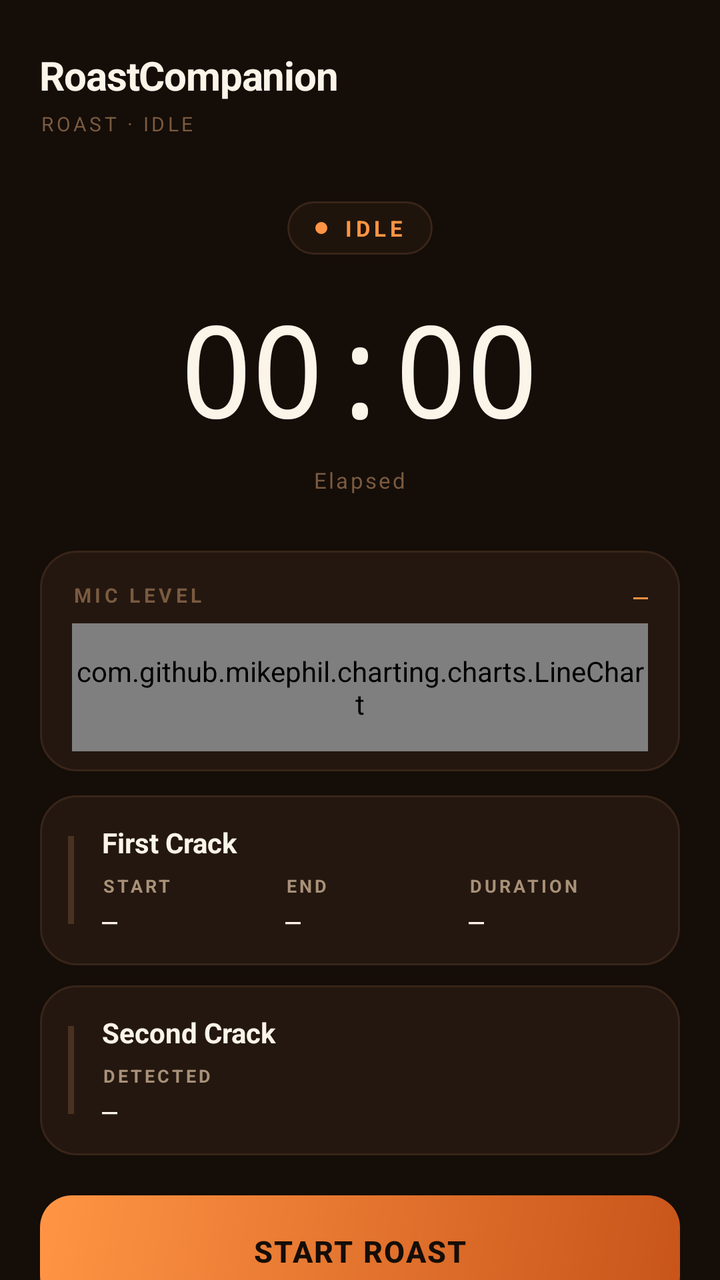
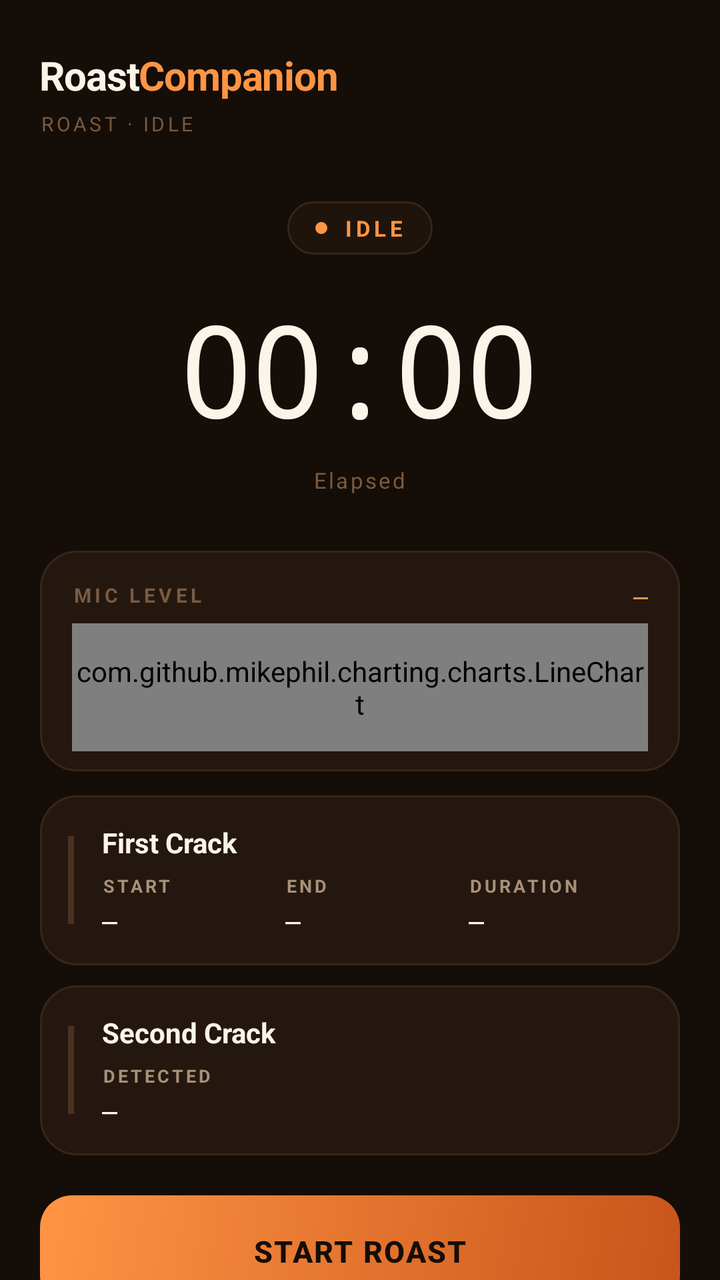

An Android layout rendered at two revisions. The XML below is the earlier revision; the diff shows what the commit changed to produce the second picture.
<!-- AndroidManifest.xml: application theme Theme.RoastCompanion -->
<!-- res/layout/fragment_roast.xml -->
<?xml version="1.0" encoding="utf-8"?>
<androidx.core.widget.NestedScrollView
    xmlns:android="http://schemas.android.com/apk/res/android"
    xmlns:app="http://schemas.android.com/apk/res-auto"
    android:layout_width="match_parent"
    android:layout_height="match_parent"
    android:background="@color/lab_background"
    android:fitsSystemWindows="true"
    android:clipToPadding="false"
    android:paddingBottom="80dp">

    <LinearLayout
        android:layout_width="match_parent"
        android:layout_height="wrap_content"
        android:orientation="vertical"
        android:paddingHorizontal="@dimen/screen_padding"
        android:paddingTop="24dp">

        
        <LinearLayout
            android:layout_width="match_parent"
            android:layout_height="wrap_content"
            android:orientation="vertical"
            android:layout_marginBottom="20dp">

            <TextView
                android:layout_width="wrap_content"
                android:layout_height="wrap_content"
                android:text="RoastCompanion"
                android:textColor="@color/lab_text"
                android:textSize="20sp"
                android:textStyle="bold"
                android:letterSpacing="-0.02" />

            <TextView
                android:id="@+id/tv_crumb"
                android:layout_width="wrap_content"
                android:layout_height="wrap_content"
                android:text="ROAST · IDLE"
                android:textColor="@color/lab_text_dim"
                android:textSize="10sp"
                android:letterSpacing="0.15"
                android:layout_marginTop="4dp" />
        </LinearLayout>

        
        <LinearLayout
            android:layout_width="match_parent"
            android:layout_height="wrap_content"
            android:orientation="vertical"
            android:gravity="center"
            android:paddingVertical="12dp"
            android:layout_marginBottom="16dp">

            <LinearLayout
                android:id="@+id/phase_pill"
                android:layout_width="wrap_content"
                android:layout_height="wrap_content"
                android:orientation="horizontal"
                android:gravity="center_vertical"
                android:background="@drawable/bg_phase_pill"
                android:paddingHorizontal="14dp"
                android:paddingVertical="6dp"
                android:layout_marginBottom="14dp">

                <View
                    android:id="@+id/phase_dot"
                    android:layout_width="6dp"
                    android:layout_height="6dp"
                    android:background="@drawable/bg_amber_dot" />

                <TextView
                    android:id="@+id/tv_phase"
                    android:layout_width="wrap_content"
                    android:layout_height="wrap_content"
                    android:text="@string/phase_idle"
                    android:textColor="@color/lab_amber"
                    android:textSize="11sp"
                    android:textStyle="bold"
                    android:letterSpacing="0.18"
                    android:layout_marginStart="8dp" />
            </LinearLayout>

            <TextView
                android:id="@+id/tv_timer"
                android:layout_width="wrap_content"
                android:layout_height="wrap_content"
                android:text="@string/timer_default"
                android:textSize="@dimen/timer_text_size"
                android:textColor="@color/lab_text"
                android:fontFamily="monospace"
                android:letterSpacing="-0.04" />

            <TextView
                android:id="@+id/tv_timer_sub"
                android:layout_width="wrap_content"
                android:layout_height="wrap_content"
                android:text="Elapsed"
                android:textColor="@color/lab_text_dim"
                android:textSize="11sp"
                android:letterSpacing="0.1"
                android:layout_marginTop="6dp" />
        </LinearLayout>

        
        <LinearLayout
            android:id="@+id/card_reference"
            android:layout_width="match_parent"
            android:layout_height="wrap_content"
            android:orientation="vertical"
            android:background="@drawable/bg_card_surface"
            android:paddingHorizontal="16dp"
            android:paddingVertical="12dp"
            android:layout_marginBottom="12dp"
            android:visibility="gone">

            <LinearLayout
                android:layout_width="match_parent"
                android:layout_height="wrap_content"
                android:orientation="horizontal"
                android:gravity="center_vertical">

                <TextView
                    android:layout_width="0dp"
                    android:layout_height="wrap_content"
                    android:layout_weight="1"
                    android:text="@string/reference_label"
                    android:textColor="@color/lab_text_dim"
                    android:textSize="10sp"
                    android:textStyle="bold"
                    android:letterSpacing="0.18" />

                <TextView
                    android:id="@+id/tv_reference_name"
                    android:layout_width="wrap_content"
                    android:layout_height="wrap_content"
                    android:textColor="@color/lab_amber"
                    android:textSize="11sp"
                    android:textStyle="bold"
                    android:maxLines="1"
                    android:ellipsize="end" />
            </LinearLayout>

            <TextView
                android:id="@+id/tv_reference_targets"
                android:layout_width="wrap_content"
                android:layout_height="wrap_content"
                android:textColor="@color/lab_text"
                android:textSize="13sp"
                android:fontFamily="monospace"
                android:layout_marginTop="6dp" />
        </LinearLayout>

        
        <LinearLayout
            android:layout_width="match_parent"
            android:layout_height="wrap_content"
            android:orientation="vertical"
            android:background="@drawable/bg_card_surface"
            android:paddingHorizontal="16dp"
            android:paddingTop="14dp"
            android:paddingBottom="10dp"
            android:layout_marginBottom="12dp">

            <LinearLayout
                android:layout_width="match_parent"
                android:layout_height="wrap_content"
                android:orientation="horizontal"
                android:gravity="center_vertical"
                android:layout_marginBottom="6dp">

                <TextView
                    android:layout_width="0dp"
                    android:layout_height="wrap_content"
                    android:layout_weight="1"
                    android:text="MIC LEVEL"
                    android:textColor="@color/lab_text_dim"
                    android:textSize="10sp"
                    android:textStyle="bold"
                    android:letterSpacing="0.18" />

                <TextView
                    android:id="@+id/tv_mic_value"
                    android:layout_width="wrap_content"
                    android:layout_height="wrap_content"
                    android:text="—"
                    android:textColor="@color/lab_amber"
                    android:textSize="12sp"
                    android:fontFamily="monospace" />
            </LinearLayout>

            <com.github.mikephil.charting.charts.LineChart
                android:id="@+id/chart_level"
                android:layout_width="match_parent"
                android:layout_height="@dimen/level_meter_height" />
        </LinearLayout>

        
        <LinearLayout
            android:id="@+id/card_first_crack"
            android:layout_width="match_parent"
            android:layout_height="wrap_content"
            android:orientation="horizontal"
            android:background="@drawable/bg_card_surface"
            android:padding="14dp"
            android:gravity="center_vertical"
            android:layout_marginBottom="10dp">

            <View
                android:id="@+id/fc_stripe"
                android:layout_width="3dp"
                android:layout_height="44dp"
                android:background="@color/lab_border_strong"
                android:layout_marginEnd="14dp" />

            <LinearLayout
                android:layout_width="0dp"
                android:layout_height="wrap_content"
                android:layout_weight="1"
                android:orientation="vertical">

                <TextView
                    android:layout_width="wrap_content"
                    android:layout_height="wrap_content"
                    android:text="@string/first_crack"
                    android:textColor="@color/lab_text"
                    android:textSize="14sp"
                    android:textStyle="bold" />

                <LinearLayout
                    android:layout_width="match_parent"
                    android:layout_height="wrap_content"
                    android:orientation="horizontal"
                    android:layout_marginTop="6dp">

                    <LinearLayout
                        android:layout_width="0dp"
                        android:layout_height="wrap_content"
                        android:layout_weight="1"
                        android:orientation="vertical">
                        <TextView
                            android:layout_width="wrap_content"
                            android:layout_height="wrap_content"
                            android:text="@string/fc_start"
                            android:textColor="@color/lab_text_muted"
                            android:textSize="9sp"
                            android:textStyle="bold"
                            android:letterSpacing="0.15" />
                        <TextView
                            android:id="@+id/tv_fc_start"
                            android:layout_width="wrap_content"
                            android:layout_height="wrap_content"
                            android:text="@string/not_detected"
                            android:textColor="@color/lab_text"
                            android:textSize="13sp"
                            android:fontFamily="monospace"
                            android:layout_marginTop="2dp" />
                    </LinearLayout>

                    <LinearLayout
                        android:layout_width="0dp"
                        android:layout_height="wrap_content"
                        android:layout_weight="1"
                        android:orientation="vertical">
                        <TextView
                            android:layout_width="wrap_content"
                            android:layout_height="wrap_content"
                            android:text="@string/fc_end"
                            android:textColor="@color/lab_text_muted"
                            android:textSize="9sp"
                            android:textStyle="bold"
                            android:letterSpacing="0.15" />
                        <TextView
                            android:id="@+id/tv_fc_end"
                            android:layout_width="wrap_content"
                            android:layout_height="wrap_content"
                            android:text="@string/not_detected"
                            android:textColor="@color/lab_text"
                            android:textSize="13sp"
                            android:fontFamily="monospace"
                            android:layout_marginTop="2dp" />
                    </LinearLayout>

                    <LinearLayout
                        android:layout_width="0dp"
                        android:layout_height="wrap_content"
                        android:layout_weight="1"
                        android:orientation="vertical">
                        <TextView
                            android:layout_width="wrap_content"
                            android:layout_height="wrap_content"
                            android:text="@string/fc_duration"
                            android:textColor="@color/lab_text_muted"
                            android:textSize="9sp"
                            android:textStyle="bold"
                            android:letterSpacing="0.15" />
                        <TextView
                            android:id="@+id/tv_fc_duration"
                            android:layout_width="wrap_content"
                            android:layout_height="wrap_content"
                            android:text="@string/not_detected"
                            android:textColor="@color/lab_text"
                            android:textSize="13sp"
                            android:fontFamily="monospace"
                            android:layout_marginTop="2dp" />
                    </LinearLayout>
                </LinearLayout>
            </LinearLayout>
        </LinearLayout>

        
        <LinearLayout
            android:id="@+id/card_second_crack"
            android:layout_width="match_parent"
            android:layout_height="wrap_content"
            android:orientation="horizontal"
            android:background="@drawable/bg_card_surface"
            android:padding="14dp"
            android:gravity="center_vertical"
            android:layout_marginBottom="20dp">

            <View
                android:id="@+id/sc_stripe"
                android:layout_width="3dp"
                android:layout_height="44dp"
                android:background="@color/lab_border_strong"
                android:layout_marginEnd="14dp" />

            <LinearLayout
                android:layout_width="0dp"
                android:layout_height="wrap_content"
                android:layout_weight="1"
                android:orientation="vertical">

                <TextView
                    android:layout_width="wrap_content"
                    android:layout_height="wrap_content"
                    android:text="@string/second_crack"
                    android:textColor="@color/lab_text"
                    android:textSize="14sp"
                    android:textStyle="bold" />

                <LinearLayout
                    android:layout_width="match_parent"
                    android:layout_height="wrap_content"
                    android:orientation="vertical"
                    android:layout_marginTop="6dp">
                    <TextView
                        android:layout_width="wrap_content"
                        android:layout_height="wrap_content"
                        android:text="@string/sc_detected"
                        android:textColor="@color/lab_text_muted"
                        android:textSize="9sp"
                        android:textStyle="bold"
                        android:letterSpacing="0.15" />
                    <TextView
                        android:id="@+id/tv_sc_detected"
                        android:layout_width="wrap_content"
                        android:layout_height="wrap_content"
                        android:text="@string/not_detected"
                        android:textColor="@color/lab_text"
                        android:textSize="13sp"
                        android:fontFamily="monospace"
                        android:layout_marginTop="2dp" />
                </LinearLayout>
            </LinearLayout>
        </LinearLayout>

        
        <Button
            android:id="@+id/btn_start_stop"
            android:layout_width="match_parent"
            android:layout_height="56dp"
            android:text="@string/start_roast"
            android:textColor="@color/lab_background"
            android:textSize="15sp"
            android:textStyle="bold"
            android:letterSpacing="0.05"
            android:background="@drawable/bg_btn_primary"
            android:stateListAnimator="@null"
            android:layout_marginBottom="10dp" />

        <Button
            android:id="@+id/btn_start_cooling"
            android:layout_width="match_parent"
            android:layout_height="52dp"
            android:text="@string/start_cooling"
            android:textColor="@color/lab_text_muted"
            android:textSize="14sp"
            android:background="@drawable/bg_btn_ghost"
            android:stateListAnimator="@null"
            android:enabled="false" />

    </LinearLayout>

</androidx.core.widget.NestedScrollView>
<!-- resources referenced by this layout -->
<resources>
  <color name="lab_amber">#FF9544</color>
  <color name="lab_background">#150D08</color>
  <color name="lab_border_strong">#4A3221</color>
  <color name="lab_text">#FBF4E8</color>
  <color name="lab_text_dim">#7A5B40</color>
  <color name="lab_text_muted">#A89178</color>
  <dimen name="level_meter_height">64dp</dimen>
  <dimen name="screen_padding">20dp</dimen>
  <dimen name="timer_text_size">64sp</dimen>
  <!-- drawable bg_amber_dot (drawable) -->
  <?xml version="1.0" encoding="utf-8"?>
  <shape xmlns:android="http://schemas.android.com/apk/res/android"
      android:shape="oval">
      <solid android:color="@color/lab_amber" />
      <size android:width="8dp" android:height="8dp" />
  </shape>
  <!-- drawable bg_btn_ghost (drawable) -->
  <?xml version="1.0" encoding="utf-8"?>
  <shape xmlns:android="http://schemas.android.com/apk/res/android"
      android:shape="rectangle">
      <solid android:color="@android:color/transparent" />
      <stroke android:width="1dp" android:color="@color/lab_border" />
      <corners android:radius="16dp" />
  </shape>
  <!-- drawable bg_btn_primary (drawable) -->
  <?xml version="1.0" encoding="utf-8"?>
  <shape xmlns:android="http://schemas.android.com/apk/res/android"
      android:shape="rectangle">
      <gradient
          android:angle="315"
          android:startColor="@color/lab_amber"
          android:endColor="@color/lab_amber_dim"
          android:type="linear" />
      <corners android:radius="16dp" />
  </shape>
  <!-- drawable bg_card_surface (drawable) -->
  <?xml version="1.0" encoding="utf-8"?>
  <shape xmlns:android="http://schemas.android.com/apk/res/android"
      android:shape="rectangle">
      <solid android:color="@color/lab_surface" />
      <stroke android:width="1dp" android:color="@color/lab_border" />
      <corners android:radius="@dimen/card_corner_radius" />
  </shape>
  <!-- drawable bg_phase_pill (drawable) -->
  <?xml version="1.0" encoding="utf-8"?>
  <shape xmlns:android="http://schemas.android.com/apk/res/android"
      android:shape="rectangle">
      <solid android:color="@color/lab_surface_2" />
      <stroke android:width="1dp" android:color="@color/lab_border" />
      <corners android:radius="999dp" />
  </shape>
  <string name="fc_duration">DURATION</string>
  <string name="fc_end">END</string>
  <string name="fc_start">START</string>
  <string name="first_crack">First Crack</string>
  <string name="not_detected">—</string>
  <string name="phase_idle">IDLE</string>
  <string name="reference_label">REFERENCE ROAST</string>
  <string name="sc_detected">DETECTED</string>
  <string name="second_crack">Second Crack</string>
  <string name="start_cooling">Start Cooling</string>
  <string name="start_roast">Start Roast</string>
  <string name="timer_default">00:00</string>
  <color name="lab_border">#382519</color>
  <color name="lab_amber_dim">#C8541A</color>
  <color name="lab_surface">#241710</color>
  <dimen name="card_corner_radius">18dp</dimen>
  <color name="lab_surface_2">#1F140C</color>
  <color name="md_light_primary_container">#5A3000</color>
  <color name="md_light_on_primary_container">#FFDDB3</color>
  <color name="md_light_secondary">#FFCC80</color>
  <color name="md_light_on_secondary">#3E2000</color>
  <color name="lab_red">#E84A3A</color>
  <color name="md_light_tertiary_container">#7A2800</color>
  <color name="md_light_on_tertiary_container">#FFDBCF</color>
  <style name="Widget.RoastCompanion.Slider" parent="Widget.Material3.Slider">
          <item name="trackColorActive">@color/lab_amber</item>
          <item name="trackColorInactive">@color/lab_border</item>
          <item name="thumbColor">@color/lab_amber</item>
          <item name="haloColor">#33FF9544</item>
          <item name="tickColor">@android:color/transparent</item>
          <item name="tickVisible">false</item>
          <item name="trackHeight">4dp</item>
      </style>
  <!-- unchanged entries left out for length: 1 -->
</resources>

<!-- the commit's change to res/layout/fragment_roast.xml (unified diff, before → after) -->
@@ -23,14 +23,30 @@
             android:orientation="vertical"
             android:layout_marginBottom="20dp">
 
-            <TextView
-                android:layout_width="wrap_content"
-                android:layout_height="wrap_content"
-                android:text="RoastCompanion"
-                android:textColor="@color/lab_text"
-                android:textSize="20sp"
-                android:textStyle="bold"
-                android:letterSpacing="-0.02" />
+            <LinearLayout
+                android:layout_width="wrap_content"
+                android:layout_height="wrap_content"
+                android:orientation="horizontal">
+
+                <TextView
+                    android:layout_width="wrap_content"
+                    android:layout_height="wrap_content"
+                    android:text="Roast"
+                    android:textColor="@color/lab_text"
+                    android:textSize="20sp"
+                    android:textStyle="bold"
+                    android:letterSpacing="-0.02" />
+
+                <TextView
+                    android:layout_width="wrap_content"
+                    android:layout_height="wrap_content"
+                    android:text="Companion"
+                    android:textColor="@color/lab_amber"
+                    android:textSize="20sp"
+                    android:textStyle="bold"
+                    android:letterSpacing="-0.02" />
+
+            </LinearLayout>
 
             <TextView
                 android:id="@+id/tv_crumb"
